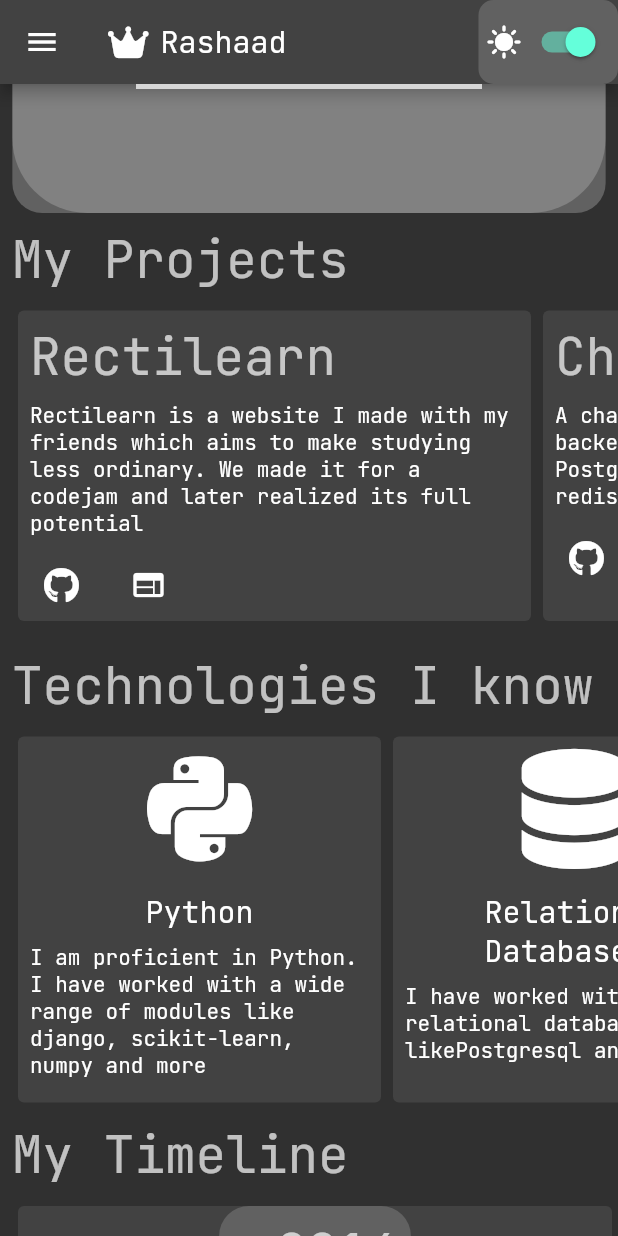
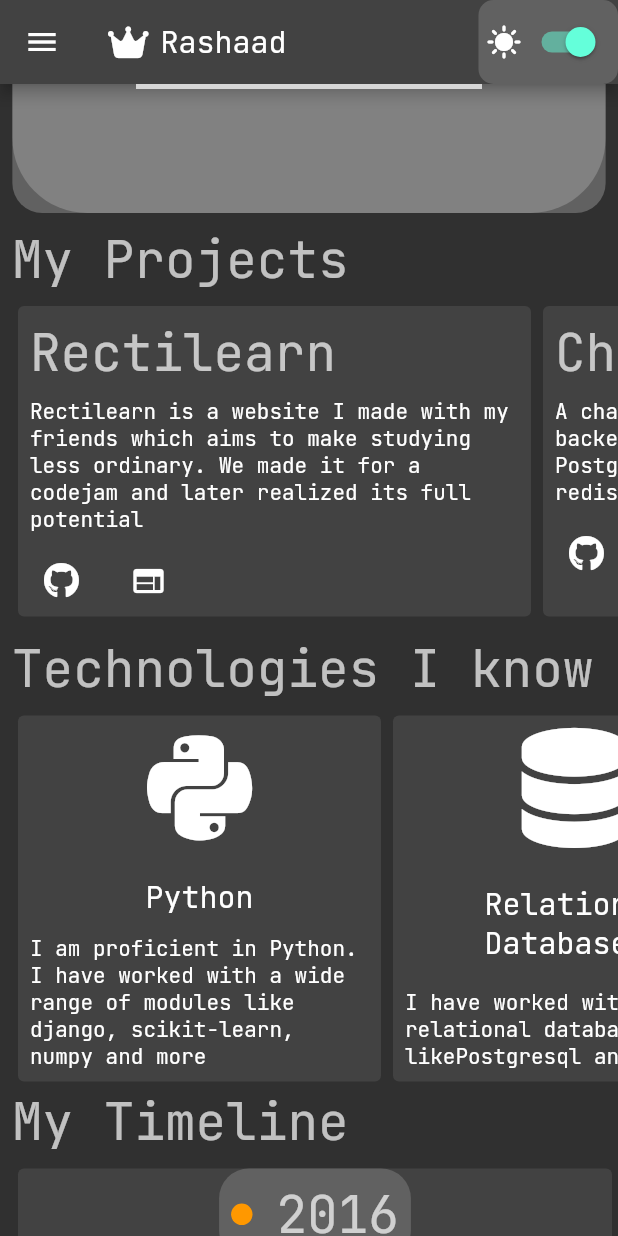
Before and after one commit to Rashaad1268/Portfolio, a Flutter app: the screen it shows after launch, scrolled down 576 dp, on a phone screen of 412 x 824 dp. Run offline on Flutter 3.47's test engine with Material 2 defaults, Android fonts, the phone set to English and light mode, and no system bars; our stand-ins replace flutter_riverpod, font_awesome_flutter; grey boxes are pictures that could not be loaded.

Commit message:
change spacing in TechnologyCard

```diff
--- a/frontend/lib/widgets/cards.dart
+++ b/frontend/lib/widgets/cards.dart
@@ -29,7 +29,7 @@ class _HoverCardState extends State<HoverCard> {
   @override
   Widget build(BuildContext context) {
     return Padding(
-      padding: const EdgeInsets.symmetric(vertical: 8),
+      padding: const EdgeInsets.only(top: 5),
       child: MouseRegion(
           onEnter: (e) => setHoveringStatus(true),
           onExit: (e) => setHoveringStatus(false),
@@ -70,7 +70,6 @@ class ProjectCard extends StatelessWidget {
       height: height,
       width: width,
       child: Column(
-        mainAxisSize: MainAxisSize.min,
         children: [
           Align(
               alignment: Alignment.centerLeft,
@@ -79,13 +78,11 @@ class ProjectCard extends StatelessWidget {
                 child: Text(projectData['name'],
                     style: Theme.of(context).textTheme.headline4),
               )),
-          Align(
-              alignment: Alignment.topLeft,
-              child: Padding(
-                padding:
-                    const EdgeInsets.only(right: 8.0, left: 8.0, bottom: 8.0),
-                child: Text(projectData['description'] ?? ''),
-              )),
+          Padding(
+            padding:
+                const EdgeInsets.only(right: 8.0, left: 8.0, bottom: 8.0),
+            child: Text(projectData['description'] ?? ''),
+          ),
           Row(
             children: [
               if ((projectData['github_url'] ?? '').isNotEmpty)
@@ -123,7 +120,9 @@ class TechnologyCard extends StatelessWidget {
   Widget build(BuildContext context) {
     return HoverCard(
       width: width,
-      child: Column(children: [
+      child: Column(
+        mainAxisAlignment: MainAxisAlignment.spaceBetween,
+        children: [
         Padding(padding: const EdgeInsets.all(8), child: icon),
         Padding(
           padding: const EdgeInsets.all(8),
```
